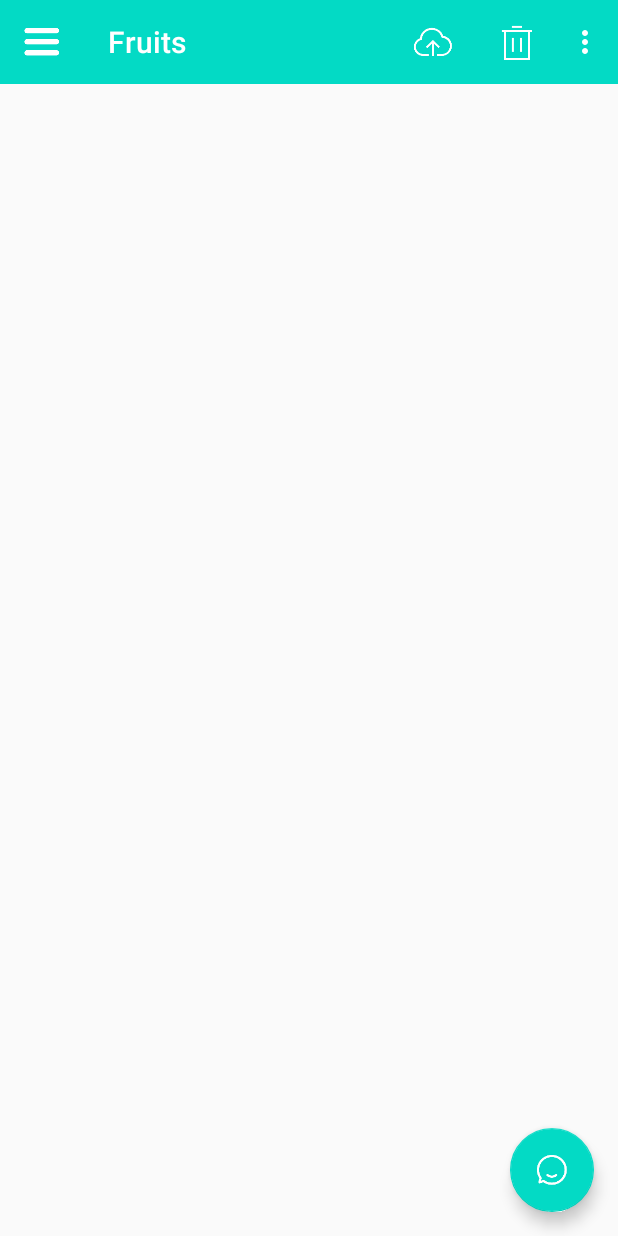
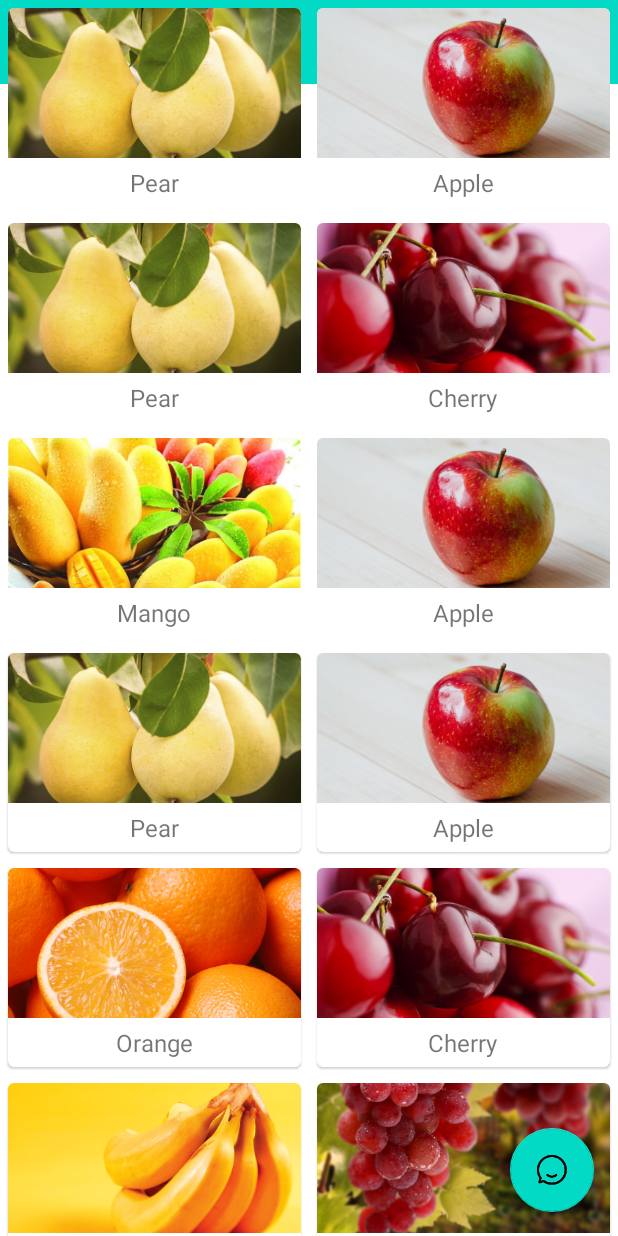
Before and after one commit to qicaihua/GrowthStory, an Android app: the screen it shows after launch (MainActivity), on a phone screen of 412 x 824 dp. Run offline under Robolectric (Android 15) with nearby library versions, the phone set to English and light mode, and no system bars.

Commit message:
卡片列表MaterialCardView

```diff
--- a/app/build.gradle
+++ b/app/build.gradle
@@ -41,5 +41,9 @@ dependencies {
     testImplementation 'junit:junit:4.13.2'
     androidTestImplementation 'androidx.test.ext:junit:1.1.3'
     androidTestImplementation 'androidx.test.espresso:espresso-core:3.4.0'
+
     implementation 'de.hdodenhof:circleimageview:3.0.1'
+    implementation 'androidx.recyclerview:recyclerview:1.2.1'
+    implementation 'com.github.bumptech.glide:glide:4.9.0'
+
 }
--- /dev/null
+++ b/app/src/main/java/com/mine/growthstory/Fruit.kt
@@ -0,0 +1,3 @@
+package com.mine.growthstory
+
+class Fruit (val name: String, val imageId: Int)
--- /dev/null
+++ b/app/src/main/java/com/mine/growthstory/FruitAdapter.kt
@@ -0,0 +1,45 @@
+package com.example.materialtest
+
+import android.content.Context
+import android.content.Intent
+import android.view.LayoutInflater
+import android.view.View
+import android.view.ViewGroup
+import android.widget.ImageView
+import android.widget.TextView
+import androidx.recyclerview.widget.RecyclerView
+import com.bumptech.glide.Glide
+import com.mine.growthstory.Fruit
+import com.mine.growthstory.R
+
+class FruitAdapter(val context: Context, val fruitList: List<Fruit>) : RecyclerView.Adapter<FruitAdapter.ViewHolder>() {
+
+    inner class ViewHolder(view: View) : RecyclerView.ViewHolder(view) {
+        val fruitImage: ImageView = view.findViewById(R.id.fruitImage)
+        val fruitName: TextView = view.findViewById(R.id.fruitName)
+    }
+
+    override fun onCreateViewHolder(parent: ViewGroup, viewType: Int): ViewHolder {
+        val view = LayoutInflater.from(context).inflate(R.layout.fruit_item, parent, false)
+        val holder = ViewHolder(view)
+        holder.itemView.setOnClickListener {
+//            val position = holder.adapterPosition
+//            val fruit = fruitList[position]
+//            val intent = Intent(context, FruitActivity::class.java).apply {
+//                putExtra(FruitActivity.FRUIT_NAME, fruit.name)
+//                putExtra(FruitActivity.FRUIT_IMAGE_ID, fruit.imageId)
+//            }
+//            context.startActivity(intent)
+        }
+        return holder
+    }
+
+    override fun onBindViewHolder(holder: ViewHolder, position: Int) {
+        val fruit = fruitList[position]
+        holder.fruitName.text = fruit.name
+        Glide.with(context).load(fruit.imageId).into(holder.fruitImage);
+    }
+
+    override fun getItemCount() = fruitList.size
+
+}
--- a/app/src/main/java/com/mine/growthstory/MainActivity.kt
+++ b/app/src/main/java/com/mine/growthstory/MainActivity.kt
@@ -6,10 +6,27 @@ import android.view.Menu
 import android.view.MenuItem
 import android.widget.Toast
 import androidx.core.view.GravityCompat
+import androidx.recyclerview.widget.GridLayoutManager
+import com.example.materialtest.FruitAdapter
 import com.google.android.material.snackbar.Snackbar
 import kotlinx.android.synthetic.main.activity_main.*
 
 class MainActivity : AppCompatActivity() {
+
+    val fruits = mutableListOf(Fruit("Apple",R.mipmap.apple),
+        Fruit("Banana",R.mipmap.banana),
+        Fruit("Orange",R.mipmap.orange),
+        Fruit("Watermelon",R.mipmap.watermelon),
+        Fruit("Pear",R.mipmap.pear),
+        Fruit("Grape",R.mipmap.grape),
+        Fruit("PineApple",R.mipmap.pineapple),
+        Fruit("Strawberry",R.mipmap.strawberry),
+        Fruit("Cherry",R.mipmap.cherry),
+        Fruit("Mango",R.mipmap.mango)
+    )
+
+    val fruitList = ArrayList<Fruit>()
+
     override fun onCreate(savedInstanceState: Bundle?) {
         super.onCreate(savedInstanceState)
         setContentView(R.layout.activity_main)
@@ -39,6 +56,13 @@ class MainActivity : AppCompatActivity() {
                 }
                 .show()
         }
+
+        //展示水果卡片列表
+        initFruits()
+        val layoutManager = GridLayoutManager(this,2)
+        recycleView.layoutManager = layoutManager
+        val adapter = FruitAdapter(this,fruitList)
+        recycleView.adapter = adapter
     }
 
     /**
@@ -59,4 +83,12 @@ class MainActivity : AppCompatActivity() {
         }
         return true
     }
+
+    private fun initFruits(){
+        fruitList.clear()
+        repeat(20){
+            val index = (0 until fruits.size).random()
+            fruitList.add(fruits[index])
+        }
+    }
 }
--- a/app/src/main/res/layout/activity_main.xml
+++ b/app/src/main/res/layout/activity_main.xml
@@ -20,6 +20,11 @@
             tools:ignore="MissingConstraints">
 
         </androidx.appcompat.widget.Toolbar>
+
+        <androidx.recyclerview.widget.RecyclerView
+            android:id="@+id/recycleView"
+            android:layout_width="match_parent"
+            android:layout_height="match_parent"/>
 
         <com.google.android.material.floatingactionbutton.FloatingActionButton
             android:id="@+id/fab"
--- /dev/null
+++ b/app/src/main/res/layout/fruit_item.xml
@@ -0,0 +1,30 @@
+<?xml version="1.0" encoding="utf-8"?>
+<com.google.android.material.card.MaterialCardView
+    xmlns:android="http://schemas.android.com/apk/res/android"
+    xmlns:app="http://schemas.android.com/apk/res-auto"
+    android:layout_width="match_parent"
+    android:layout_height="wrap_content"
+    android:layout_margin="5dp"
+    app:cardCornerRadius="4dp">
+
+    <LinearLayout
+        android:orientation="vertical"
+        android:layout_width="match_parent"
+        android:layout_height="wrap_content">
+
+        <ImageView
+            android:id="@+id/fruitImage"
+            android:layout_width="match_parent"
+            android:layout_height="100dp"
+            android:scaleType="centerCrop" />
+
+        <TextView
+            android:id="@+id/fruitName"
+            android:layout_width="wrap_content"
+            android:layout_height="wrap_content"
+            android:layout_gravity="center_horizontal"
+            android:layout_margin="5dp"
+            android:textSize="16sp" />
+    </LinearLayout>
+
+</com.google.android.material.card.MaterialCardView>
--- a/app/src/main/res/values/themes.xml
+++ b/app/src/main/res/values/themes.xml
@@ -15,7 +15,7 @@
     </style>
 
     <!--将actionBar隐藏起来 定义parent="Theme.AppCompat.Light.NoActionBar(浅色主题) or  Theme.AppCompat.NoActionBar（深色主题） -->
-    <style name="AppTheme" parent="Theme.AppCompat.Light.NoActionBar">
+    <style name="AppTheme" parent="Theme.MaterialComponents.Light.NoActionBar">
         <item name="colorPrimary">@color/teal_200</item>
         <item name="colorPrimaryDark">@color/teal_700</item>
         <item name="colorAccent">@color/teal_200</item>
--- a/gradle.properties
+++ b/gradle.properties
@@ -21,3 +21,5 @@ kotlin.code.style=official
 # resources declared in the library itself and none from the library's dependencies,
 # thereby reducing the size of the R class for that library
 android.nonTransitiveRClass=true
+# Automatically convert third-party libraries to use AndroidX
+android.enableJetifier=true
```
Also changed, not shown: app/src/main/res/mipmap-xxhdpi/apple.jpg (added), app/src/main/res/mipmap-xxhdpi/banana.jpg (added), app/src/main/res/mipmap-xxhdpi/cherry.jpg (added), app/src/main/res/mipmap-xxhdpi/grape.jpg (added), app/src/main/res/mipmap-xxhdpi/mango.jpg (added), app/src/main/res/mipmap-xxhdpi/nav_icon.png (added), app/src/main/res/mipmap-xxhdpi/orange.jpg (added), app/src/main/res/mipmap-xxhdpi/pear.jpg (added), app/src/main/res/mipmap-xxhdpi/pineapple.jpg (added), app/src/main/res/mipmap-xxhdpi/strawberry.jpg (added), app/src/main/res/mipmap-xxhdpi/watermelon.jpg (added), 1 other file.
